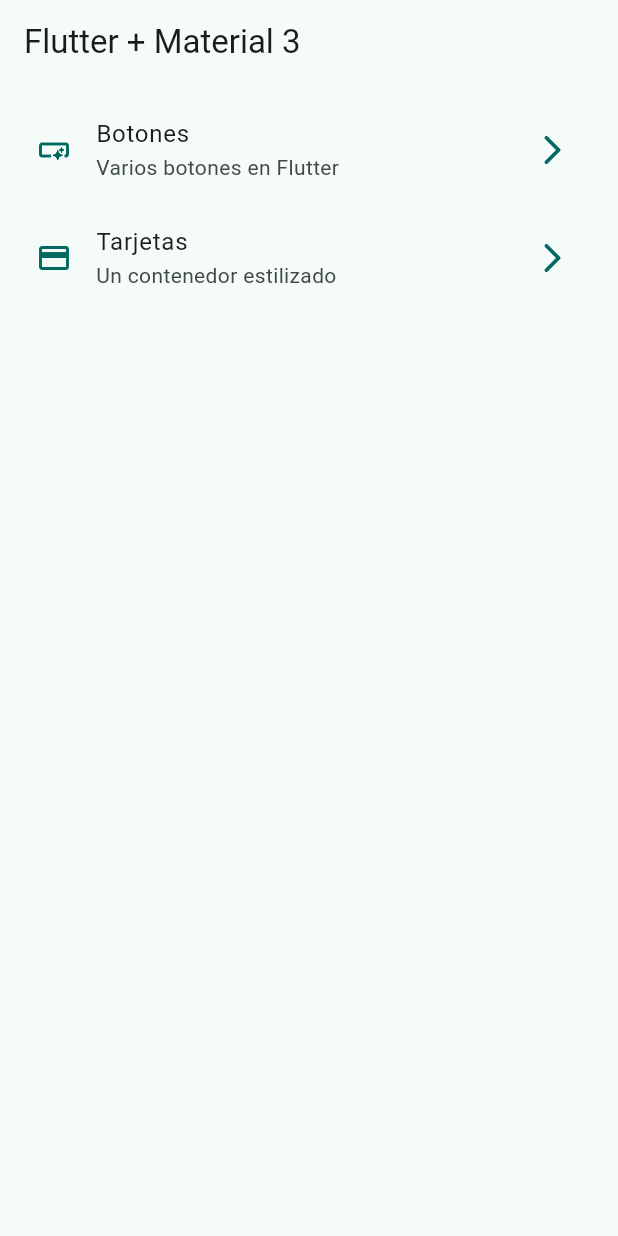
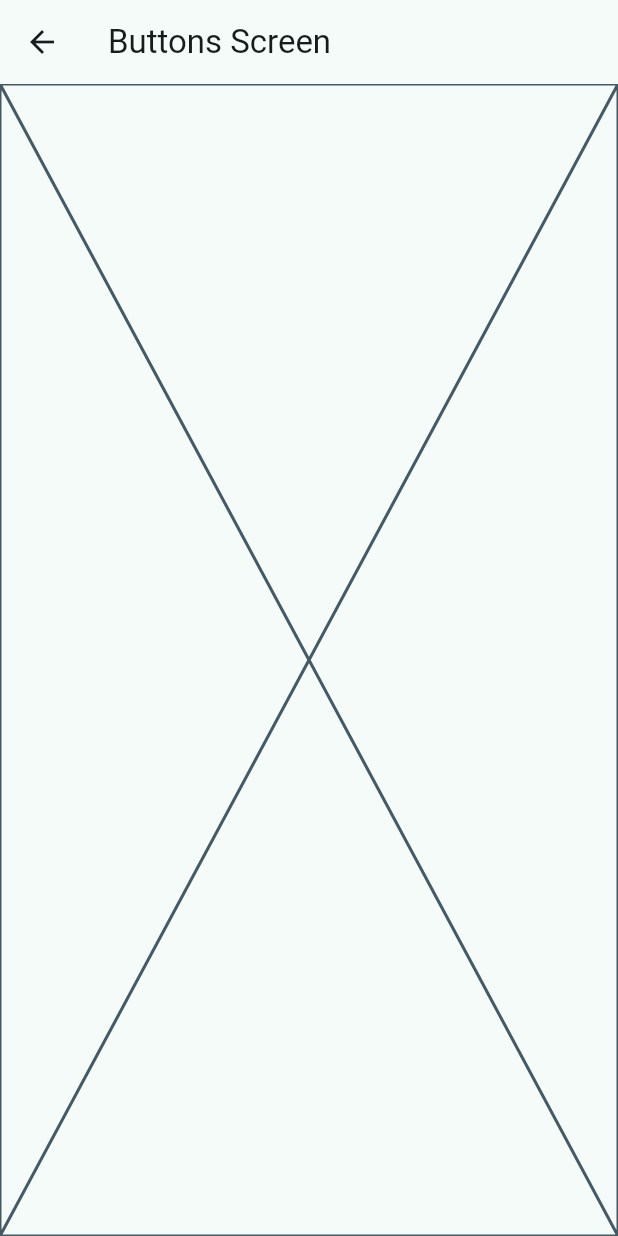
Before and after one commit to 4nacs4/Flutter-widgets-app, a Flutter app: the screen it shows after launch, after a tap on "Botones", on a phone screen of 412 x 824 dp. Run offline on Flutter 3.47's test engine with Material 2 defaults, Android fonts, the phone set to English and light mode, and no system bars.

```diff
--- a/lib/main.dart
+++ b/lib/main.dart
@@ -1,5 +1,7 @@
 import 'package:flutter/material.dart';
 import 'package:widgets_app/config/theme/app_theme.dart';
+import 'package:widgets_app/presentation/screens/buttons/buttons_screen.dart';
+import 'package:widgets_app/presentation/screens/cards/cards_screen.dart';
 import 'package:widgets_app/presentation/screens/home/home_screen.dart';
 
 void main() {
@@ -14,7 +16,11 @@ class MainApp extends StatelessWidget {
     return MaterialApp(
       debugShowCheckedModeBanner: false,
       theme: AppTheme(selectedColor: 1).getTheme(),
-      home: const HomeScreen()
+      home: const HomeScreen(),
+      routes: {
+        '/buttons':(context) => const ButtonsScreen(),
+        '/card':(context) => const CardsScreen()
+      },
     );
   }
 }
--- /dev/null
+++ b/lib/presentation/screens/buttons/buttons_screen.dart
@@ -0,0 +1,15 @@
+import 'package:flutter/material.dart';
+
+class ButtonsScreen extends StatelessWidget {
+  const ButtonsScreen({super.key});
+
+  @override
+  Widget build(BuildContext context) {
+    return Scaffold(
+      appBar: AppBar(
+        title: const Text('Buttons Screen'),
+      ),
+      body: const Placeholder(),
+    );
+  }
+}
--- a/lib/presentation/screens/home/home_screen.dart
+++ b/lib/presentation/screens/home/home_screen.dart
@@ -1,5 +1,7 @@
 import 'package:flutter/material.dart';
 import 'package:widgets_app/config/menu/menu_items.dart';
+
+import '../buttons/buttons_screen.dart';
 
 class HomeScreen extends StatelessWidget {
   const HomeScreen({super.key});
@@ -39,11 +41,15 @@ class _CustomListTile extends StatelessWidget {
 
     return ListTile(
       leading: Icon(menuItem.icon, color: colors.primary),
-      trailing: Icon(Icons.arrow_forward_ios_rounded, color: colors.primary,),
+      trailing: Icon(
+        Icons.arrow_forward_ios_rounded,
+        color: colors.primary,
+      ),
       title: Text(menuItem.title),
       subtitle: Text(menuItem.subTitle),
       onTap: () {
-        // todo navegar a otra pantalla
+        //
+        Navigator.pushNamed(context, menuItem.link);
       },
     );
   }
```
Also changed, not shown: lib/presentation/screens/cards/cards_screen.dart (added, +15 -0 lines).
